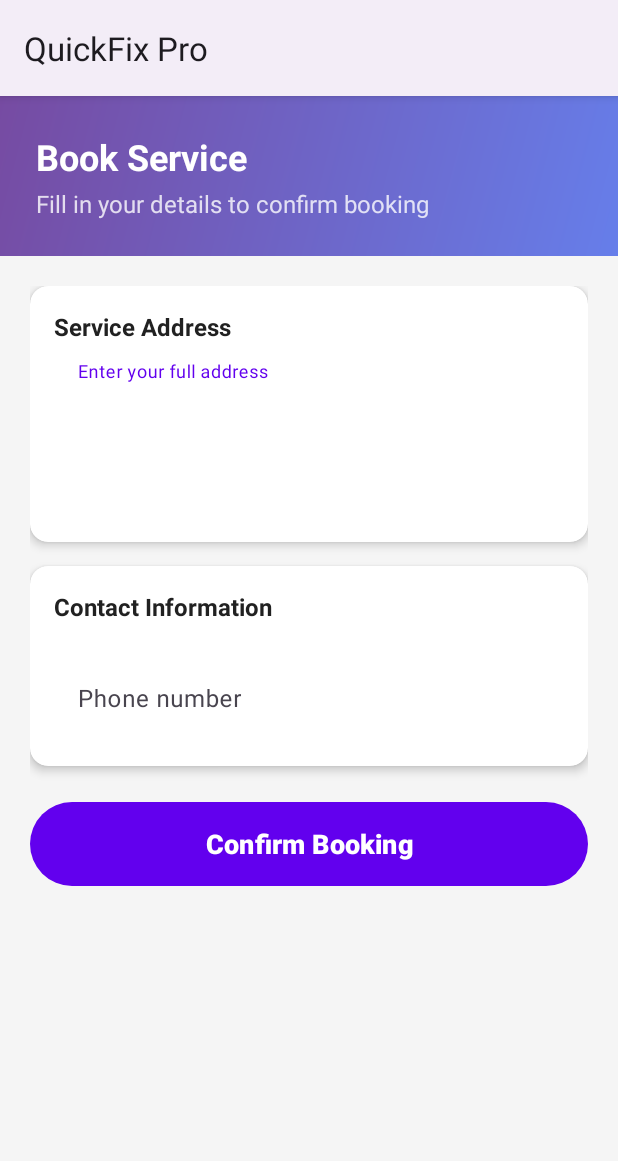
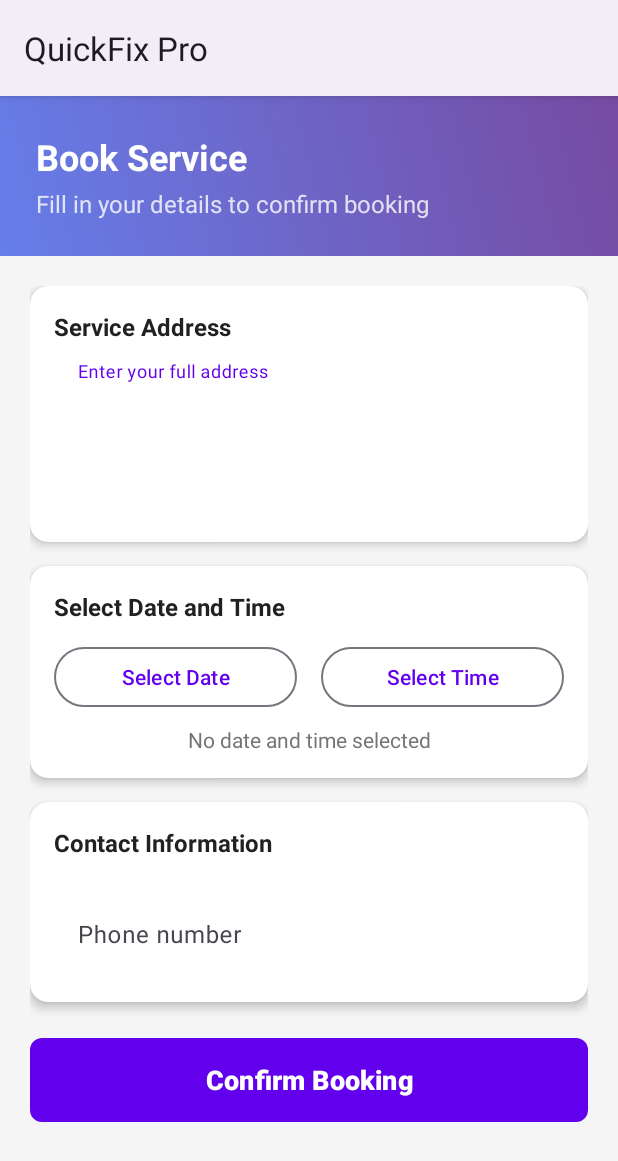
Before and after one commit to KrishanYadav333/Quickfix, an Android app: the BookingActivity screen opened directly, with no data from a screen before it, after a tap on "Confirm Booking", on a phone screen of 412 x 824 dp. Shown: the top 1161 px of the screen. Run offline under Robolectric (Android 15) with nearby library versions, the phone set to English and light mode, and no system bars.

Commit message:
#11 completed

```diff
--- a/app/src/main/java/com/quickfix/services/ui/booking/BookingActivity.kt
+++ b/app/src/main/java/com/quickfix/services/ui/booking/BookingActivity.kt
@@ -1,17 +1,27 @@
 package com.quickfix.services.ui.booking
 
+import android.app.DatePickerDialog
+import android.app.TimePickerDialog
 import android.content.Intent
 import android.os.Bundle
 import android.widget.Button
+import android.widget.TextView
 import android.widget.Toast
 import androidx.appcompat.app.AppCompatActivity
 import com.quickfix.services.R
 import com.google.android.material.textfield.TextInputEditText
+import java.text.SimpleDateFormat
+import java.util.*
 
 class BookingActivity : AppCompatActivity() {
     private lateinit var editTextAddress: TextInputEditText
     private lateinit var editTextContactInfo: TextInputEditText
+    private lateinit var buttonSelectDate: Button
+    private lateinit var buttonSelectTime: Button
+    private lateinit var textSelectedDateTime: TextView
     private var providerName: String = ""
+    private var selectedDate: String = ""
+    private var selectedTime: String = ""
 
     override fun onCreate(savedInstanceState: Bundle?) {
         super.onCreate(savedInstanceState)
@@ -21,10 +31,63 @@ class BookingActivity : AppCompatActivity() {
 
         editTextAddress = findViewById(R.id.editTextAddress)
         editTextContactInfo = findViewById(R.id.editTextContactInfo)
+        buttonSelectDate = findViewById(R.id.buttonSelectDate)
+        buttonSelectTime = findViewById(R.id.buttonSelectTime)
+        textSelectedDateTime = findViewById(R.id.textSelectedDateTime)
         val buttonConfirmBooking = findViewById<Button>(R.id.buttonConfirmBooking)
 
-        buttonConfirmBooking.setOnClickListener {
-            confirmBooking()
+        buttonSelectDate.setOnClickListener { showDatePicker() }
+        buttonSelectTime.setOnClickListener { showTimePicker() }
+        buttonConfirmBooking.setOnClickListener { confirmBooking() }
+    }
+
+    private fun showDatePicker() {
+        val calendar = Calendar.getInstance()
+        val datePickerDialog = DatePickerDialog(
+            this,
+            { _, year, month, dayOfMonth ->
+                val selectedCalendar = Calendar.getInstance()
+                selectedCalendar.set(year, month, dayOfMonth)
+                val dateFormat = SimpleDateFormat("MMM dd, yyyy", Locale.getDefault())
+                selectedDate = dateFormat.format(selectedCalendar.time)
+                buttonSelectDate.text = selectedDate
+                updateDateTimeDisplay()
+            },
+            calendar.get(Calendar.YEAR),
+            calendar.get(Calendar.MONTH),
+            calendar.get(Calendar.DAY_OF_MONTH)
+        )
+        datePickerDialog.datePicker.minDate = System.currentTimeMillis()
+        datePickerDialog.show()
+    }
+
+    private fun showTimePicker() {
+        val calendar = Calendar.getInstance()
+        val timePickerDialog = TimePickerDialog(
+            this,
+            { _, hourOfDay, minute ->
+                val timeFormat = SimpleDateFormat("hh:mm a", Locale.getDefault())
+                val timeCalendar = Calendar.getInstance()
+                timeCalendar.set(Calendar.HOUR_OF_DAY, hourOfDay)
+                timeCalendar.set(Calendar.MINUTE, minute)
+                selectedTime = timeFormat.format(timeCalendar.time)
+                buttonSelectTime.text = selectedTime
+                updateDateTimeDisplay()
+            },
+            calendar.get(Calendar.HOUR_OF_DAY),
+            calendar.get(Calendar.MINUTE),
+            false
+        )
+        timePickerDialog.show()
+    }
+
+    private fun updateDateTimeDisplay() {
+        if (selectedDate.isNotEmpty() && selectedTime.isNotEmpty()) {
+            textSelectedDateTime.text = "$selectedDate at $selectedTime"
+        } else if (selectedDate.isNotEmpty()) {
+            textSelectedDateTime.text = "Date: $selectedDate"
+        } else if (selectedTime.isNotEmpty()) {
+            textSelectedDateTime.text = "Time: $selectedTime"
         }
     }
 
@@ -32,8 +95,8 @@ class BookingActivity : AppCompatActivity() {
         val address = editTextAddress.text.toString().trim()
         val contactInfo = editTextContactInfo.text.toString().trim()
 
-        if (address.isEmpty() || contactInfo.isEmpty()) {
-            Toast.makeText(this, "Please fill all fields", Toast.LENGTH_SHORT).show()
+        if (address.isEmpty() || contactInfo.isEmpty() || selectedDate.isEmpty() || selectedTime.isEmpty()) {
+            Toast.makeText(this, "Please fill all fields and select date/time", Toast.LENGTH_SHORT).show()
             return
         }
 
@@ -41,6 +104,8 @@ class BookingActivity : AppCompatActivity() {
 
         val intent = Intent(this, BookingSuccessActivity::class.java)
         intent.putExtra("provider_name", providerName)
+        intent.putExtra("booking_date", selectedDate)
+        intent.putExtra("booking_time", selectedTime)
         startActivity(intent)
         finish()
     }
--- a/app/src/main/res/drawable/button_primary.xml
+++ b/app/src/main/res/drawable/button_primary.xml
@@ -1,5 +1,5 @@
 <?xml version="1.0" encoding="utf-8"?>
 <shape xmlns:android="http://schemas.android.com/apk/res/android">
-    <solid android:color="#667eea" />
-    <corners android:radius="28dp" />
+    <solid android:color="@color/primary_color" />
+    <corners android:radius="8dp" />
 </shape>
--- a/app/src/main/res/drawable/gradient_background.xml
+++ b/app/src/main/res/drawable/gradient_background.xml
@@ -1,7 +1,7 @@
 <?xml version="1.0" encoding="utf-8"?>
 <shape xmlns:android="http://schemas.android.com/apk/res/android">
     <gradient
-        android:startColor="#667eea"
-        android:endColor="#764ba2"
-        android:angle="135" />
+        android:startColor="@color/gradient_start"
+        android:endColor="@color/gradient_end"
+        android:angle="45" />
 </shape>
--- a/app/src/main/res/layout/activity_booking.xml
+++ b/app/src/main/res/layout/activity_booking.xml
@@ -6,7 +6,6 @@
     android:orientation="vertical"
     android:background="@color/background_light">
 
-    <!-- Header -->
     <LinearLayout
         android:layout_width="match_parent"
         android:layout_height="wrap_content"
@@ -44,7 +43,6 @@
             android:layout_height="wrap_content"
             android:orientation="vertical">
 
-            <!-- Address Card -->
             <androidx.cardview.widget.CardView
                 android:layout_width="match_parent"
                 android:layout_height="wrap_content"
@@ -89,7 +87,69 @@
 
             </androidx.cardview.widget.CardView>
 
-            <!-- Contact Card -->
+            <androidx.cardview.widget.CardView
+                android:layout_width="match_parent"
+                android:layout_height="wrap_content"
+                app:cardCornerRadius="12dp"
+                app:cardElevation="4dp"
+                android:layout_marginBottom="16dp">
+
+                <LinearLayout
+                    android:layout_width="match_parent"
+                    android:layout_height="wrap_content"
+                    android:orientation="vertical"
+                    android:padding="16dp">
+
+                    <TextView
+                        android:layout_width="wrap_content"
+                        android:layout_height="wrap_content"
+                        android:text="Select Date and Time"
+                        android:textSize="16sp"
+                        android:textStyle="bold"
+                        android:textColor="@color/text_primary"
+                        android:layout_marginBottom="12dp" />
+
+                    <LinearLayout
+                        android:layout_width="match_parent"
+                        android:layout_height="wrap_content"
+                        android:orientation="horizontal"
+                        android:layout_marginBottom="8dp">
+
+                        <Button
+                            android:id="@+id/buttonSelectDate"
+                            android:layout_width="0dp"
+                            android:layout_height="48dp"
+                            android:layout_weight="1"
+                            android:text="Select Date"
+                            android:textSize="14sp"
+                            android:layout_marginEnd="8dp"
+                            style="@style/Widget.Material3.Button.OutlinedButton" />
+
+                        <Button
+                            android:id="@+id/buttonSelectTime"
+                            android:layout_width="0dp"
+                            android:layout_height="48dp"
+                            android:layout_weight="1"
+                            android:text="Select Time"
+                            android:textSize="14sp"
+                            android:layout_marginStart="8dp"
+                            style="@style/Widget.Material3.Button.OutlinedButton" />
+
+                    </LinearLayout>
+
+                    <TextView
+                        android:id="@+id/textSelectedDateTime"
+                        android:layout_width="match_parent"
+                        android:layout_height="wrap_content"
+                        android:text="No date and time selected"
+                        android:textSize="14sp"
+                        android:textColor="@color/text_secondary"
+                        android:gravity="center" />
+
+                </LinearLayout>
+
+            </androidx.cardview.widget.CardView>
+
             <androidx.cardview.widget.CardView
                 android:layout_width="match_parent"
                 android:layout_height="wrap_content"
@@ -132,7 +192,6 @@
 
             </androidx.cardview.widget.CardView>
 
-            <!-- Confirm Button -->
             <Button
                 android:id="@+id/buttonConfirmBooking"
                 android:layout_width="match_parent"
```
Also changed, not shown: 3 other files.
